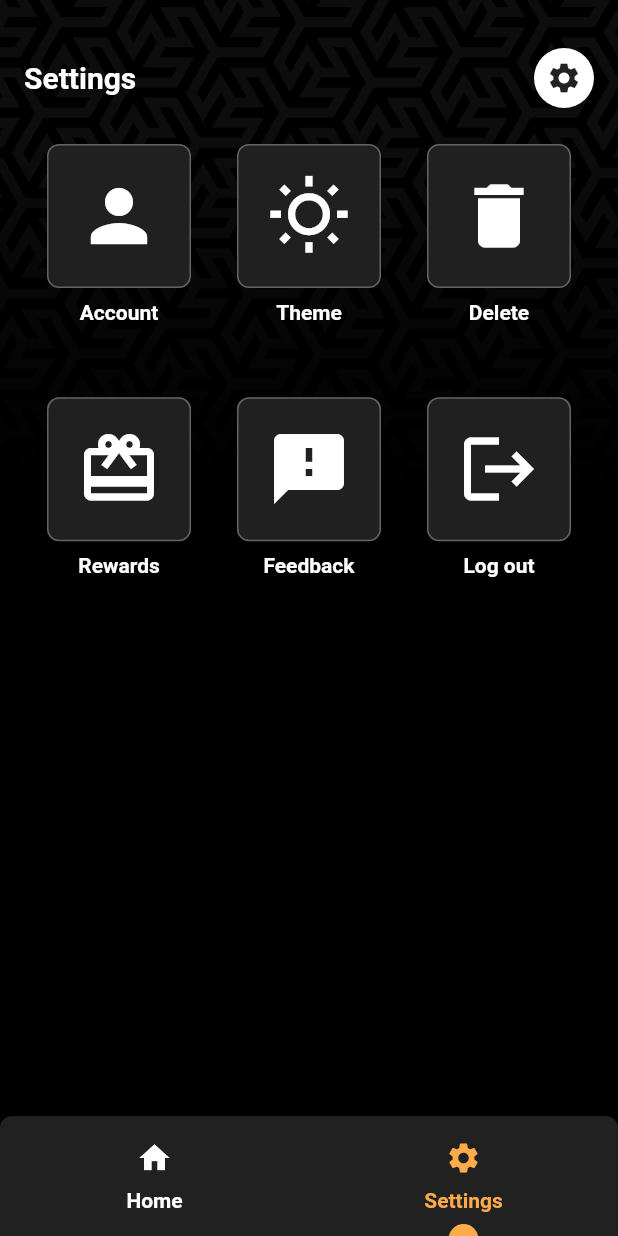
After one commit to Ratul1998/cambridge_wealth, a Flutter app: the screen it shows after launch, after a tap on the "notifications" icon, after a tap on "Home", after a tap on "Settings", on a phone screen of 412 x 824 dp. The commit adds this screen. Run offline on Flutter 3.47's test engine with Material 2 defaults, Android fonts, the phone set to English and light mode, and no system bars; our stand-ins replace flutter_bloc.

Commit message:
user settings made

```diff
--- a/lib/mobilescreen/phone_home.dart
+++ b/lib/mobilescreen/phone_home.dart
@@ -12,6 +12,7 @@ import 'package:flutter_bloc/flutter_bloc.dart';
 import '../webpages/bottom_navigation_item.dart';
 import '../widgets/home_page_row.dart';
 import '../widgets/notification_section.dart';
+import '../widgets/user_settings.dart';
 
 class PhoneHome extends StatefulWidget {
   const PhoneHome({Key? key}) : super(key: key);
@@ -75,6 +76,8 @@ class PhoneHomeState extends State<PhoneHome> {
                     marginRight: Spacing.space16,
                     marginTop: Spacing.space16);
               } else {
+
+                if(selectedIndex == 0){
                   widget = SingleChildScrollView(
                     physics: const ScrollPhysics(),
                     child: Column(
@@ -108,6 +111,7 @@ class PhoneHomeState extends State<PhoneHome> {
                                 onTap: () {
                                   setState(() {
                                     isNotificationSelected = true;
+                                    selectedIndex = -1;
                                   });
                                 },
                                 child: Container(
@@ -194,6 +198,11 @@ class PhoneHomeState extends State<PhoneHome> {
                     ),
                   );
                 }
+                else {
+                  widget = const UserSettings(marginTop: Spacing.space32,marginRight: Spacing.space16,marginLeft: Spacing.space16,);
+                }
+
+              }
             } else if (state is ErrorState) {
               widget = Center(
                 child: Text(
@@ -219,6 +228,7 @@ class PhoneHomeState extends State<PhoneHome> {
                         onClick: () {
                           setState(() {
                             selectedIndex = 0;
+                            isNotificationSelected = false;
                           });
                         },
                         selected: selectedIndex == 0)),
@@ -228,6 +238,7 @@ class PhoneHomeState extends State<PhoneHome> {
                         onClick: () {
                           setState(() {
                             selectedIndex = 1;
+                            isNotificationSelected = false;
                           });
                         },
                         selected: selectedIndex == 1)),
--- a/lib/webpages/web_home.dart
+++ b/lib/webpages/web_home.dart
@@ -5,6 +5,7 @@ import 'package:cambridge_wealth/models/home_page_data.dart';
 import 'package:cambridge_wealth/utils/size_config.dart';
 import 'package:cambridge_wealth/widgets/SideNavigationBar.dart';
 import 'package:cambridge_wealth/widgets/notification_section.dart';
+import 'package:cambridge_wealth/widgets/user_settings.dart';
 import 'package:flutter_bloc/flutter_bloc.dart';
 import '../utils/style.dart';
 import 'package:flutter/material.dart';
@@ -95,7 +96,7 @@ class WebHomeState extends State<WebHome> {
                             );
                           } else if (state is FetchedState) {
                             HomePageData homePageData = state.homePageData;
-
+                            if(selectedIndex == 0){
                               widget = RawScrollbar(
                                 isAlwaysShown: true,
                                 thumbColor: Colors.grey[800],
@@ -204,6 +205,11 @@ class WebHomeState extends State<WebHome> {
                                   ),
                                 ),
                               );
+                            }
+                            else{
+                              widget = const UserSettings(marginTop: Spacing.space32, marginLeft: Spacing.space16, marginRight: Spacing.space16);
+                            }
+
                           } else if (state is ErrorState) {
                             widget = Center(
                               child: Text(
--- /dev/null
+++ b/lib/widgets/settings_row.dart
@@ -0,0 +1,42 @@
+import 'package:cambridge_wealth/utils/style.dart';
+import 'package:flutter/cupertino.dart';
+import 'package:flutter/material.dart';
+
+class SettingsRow extends StatelessWidget{
+
+  final IconData icon;
+  final String title;
+
+  const SettingsRow({Key? key,required this.icon,required this.title}) : super(key: key);
+
+  @override
+  Widget build(BuildContext context) {
+
+    return Column(
+      children: [
+        Container(
+
+          width: 96,
+          height: 96,
+
+          margin: const EdgeInsets.all(Spacing.space8),
+
+          decoration: BoxDecoration(
+
+            color: context.colorScheme.blackShade,
+            borderRadius: BorderRadius.circular(8),
+            border: Border.all(color: Colors.white.withOpacity(0.3)),
+
+          ),
+
+          child: Icon(icon,color: Colors.white,size: 56,),
+
+        ),
+
+        Container( margin: const EdgeInsets.only(bottom: Spacing.space16),child: Text(title,style: context.textTheme.body1Medium,),),
+      ],
+    );
+
+  }
+
+}
--- /dev/null
+++ b/lib/widgets/user_settings.dart
@@ -0,0 +1,71 @@
+import 'package:cambridge_wealth/utils/size_config.dart';
+import 'package:cambridge_wealth/widgets/settings_row.dart';
+import 'package:flutter/material.dart';
+
+import '../utils/style.dart';
+
+class UserSettings extends StatelessWidget{
+
+  final double marginTop, marginLeft, marginRight;
+
+  const UserSettings({Key? key, required this.marginTop, required this.marginLeft, required this.marginRight}) : super(key: key);
+
+  @override
+  Widget build(BuildContext context) {
+
+    return Container(
+      margin: EdgeInsets.only(
+          top: marginTop,
+          right: marginRight,
+          left: marginLeft),
+      child: SingleChildScrollView(
+        physics: const ScrollPhysics(),
+        child: Column(
+          children: [
+            Row(
+              children: [
+                Expanded(
+                    child: Container(
+                      margin: const EdgeInsets.only(right: Spacing.space32),
+                      child: Text(
+                        'Settings',
+                        style: context.textTheme.h1,
+                      ),
+                    )),
+                Container(
+                  width: 40,
+                  height: 40,
+                  decoration: BoxDecoration(
+                      borderRadius: BorderRadius.circular(40),
+                      color: Colors.white),
+                  child: const Icon(Icons.settings),
+                ),
+              ],
+            ),
+
+            const SizedBox(height: Spacing.space16,),
+
+            GridView.count(crossAxisCount: (SizeConfig.screenWidth ~/ 120).toInt(),
+              childAspectRatio: 6/8,
+              physics: const NeverScrollableScrollPhysics(),
+              shrinkWrap: true,
+              children: const [
+
+                SettingsRow(icon: Icons.person, title: 'Account'),
+                SettingsRow(icon: Icons.wb_sunny_outlined, title: 'Theme'),
+                SettingsRow(icon: Icons.delete, title: 'Delete'),
+                SettingsRow(icon: Icons.card_giftcard, title: 'Rewards'),
+                SettingsRow(icon: Icons.feedback, title: 'Feedback'),
+                SettingsRow(icon: Icons.logout, title: 'Log out'),
+
+              ],
+
+            )
+          ],
+        ),
+      ),
+    );
+
+  }
+
+}
```
Lines whose indentation alone changed are shown as unchanged.
